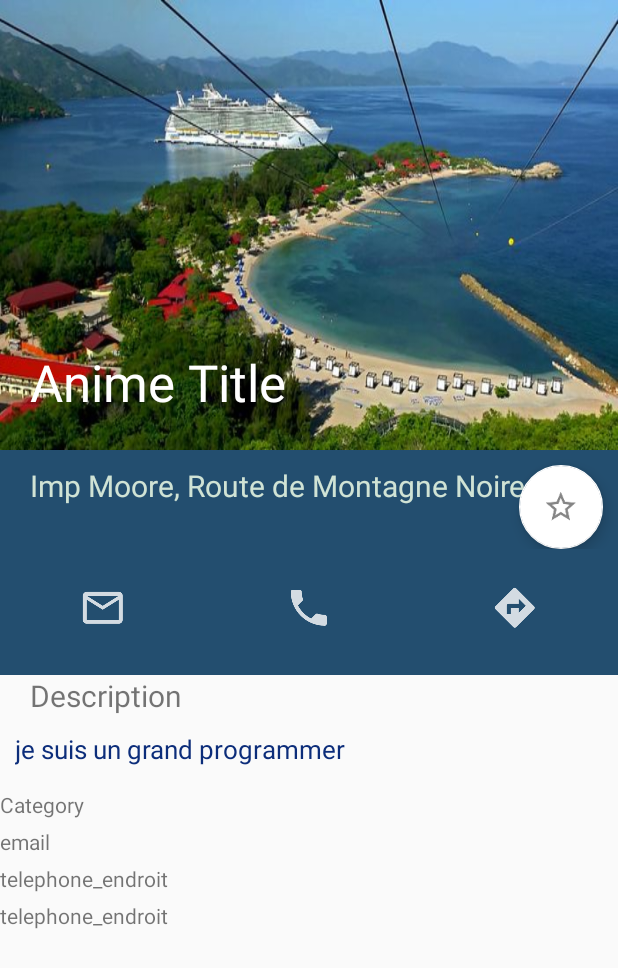
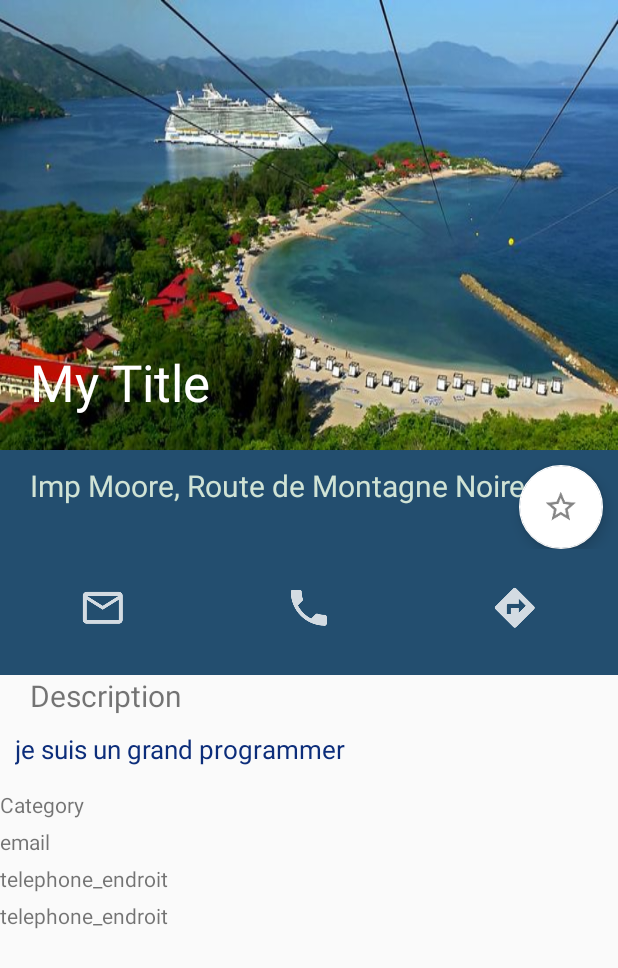
Before and after one commit to wesleyjb77/EasyTouriste_ProjetUQAM, an Android app: the layout activity_desc_endroit.xml on its own in the app's theme, with its tools: preview values and no code run, on a phone screen of 412 x 824 dp. Shown: the top 968 px of the screen. Run offline under Robolectric (Android 15) with nearby library versions, the phone set to English and light mode, and no system bars.

Commit message:
Change collapsingToolbarTitle

```diff
--- a/app/src/main/res/layout/activity_desc_endroit.xml
+++ b/app/src/main/res/layout/activity_desc_endroit.xml
@@ -18,7 +18,7 @@
             android:layout_height="match_parent"
             android:id="@+id/collapsingtoolbar_id"
             app:layout_scrollFlags="exitUntilCollapsed|scroll"
-            app:title="Anime Title"
+            app:title="My Title"
             app:contentScrim="?attr/colorPrimary"
             app:expandedTitleMarginStart="20dp"
             app:expandedTitleMarginEnd="15dp"
```
